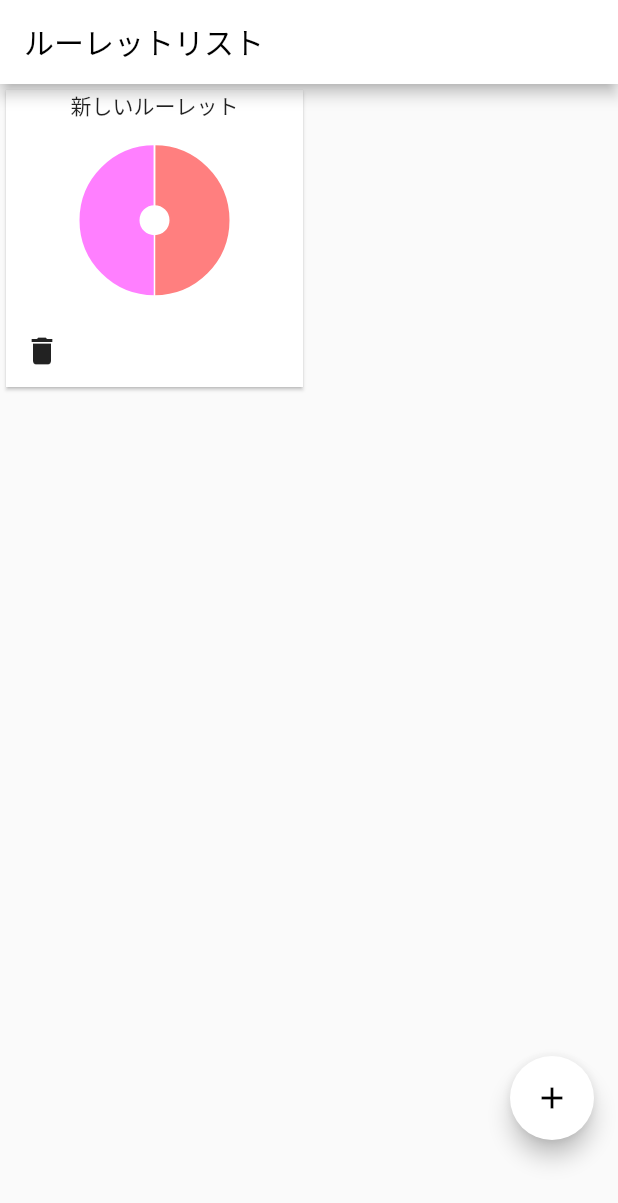
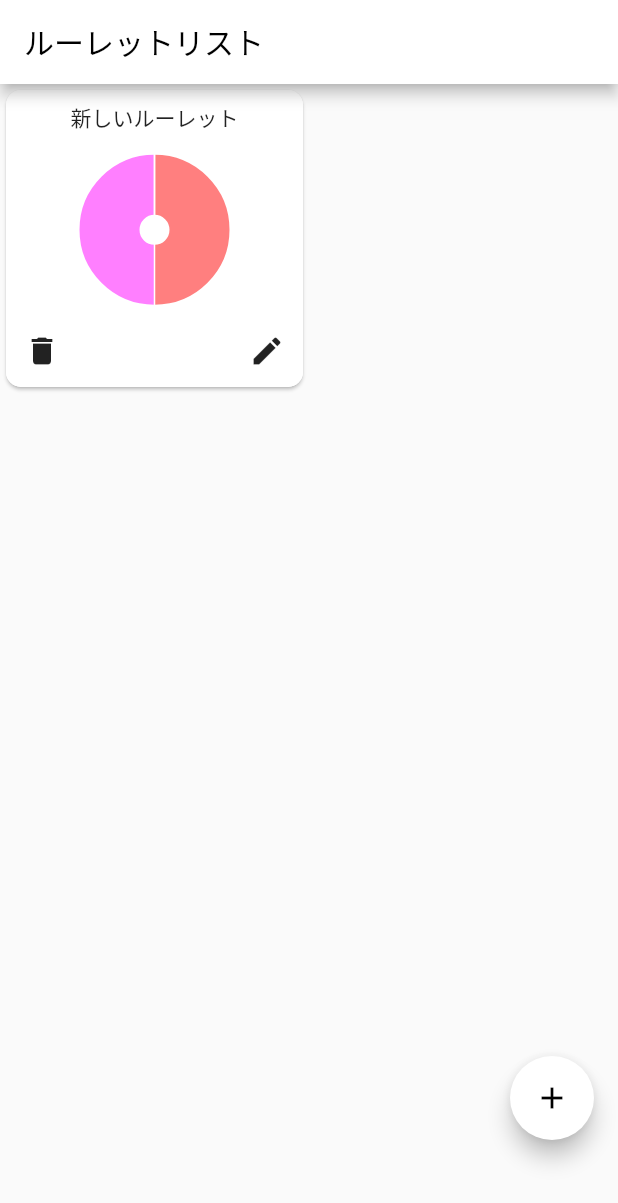
Before and after one commit to nowonmeet/app003_roulette, a Flutter app: the ListPage screen opened directly, after a tap on the "add" icon, on a phone screen of 412 x 824 dp. Shown: the top 1203 px of the screen. Run offline on Flutter 3.47's test engine with Material 2 defaults, Android fonts, the light colour scheme and no system bars; drawn by our look-alikes of google_mobile_ads; our stand-ins replace device_info_plus, fl_chart, package_info_plus, shared_preferences, sqflite; missing offline and left inert: roulette; accounts and stored records are empty; network calls fail.

Commit message:
リストから編集に遷移 リストを角丸に変更 カラー選択を角丸に変更 メニューアイコンを変更

```diff
--- a/lib/pages/listPage.dart
+++ b/lib/pages/listPage.dart
@@ -1,6 +1,7 @@
 import 'package:app003_roulette/model/PartsViewModel.dart';
 import 'package:app003_roulette/model/RouletteViewModel.dart';
 import 'package:app003_roulette/model/applocalizations.dart';
+import 'package:app003_roulette/pages/addEditPage.dart';
 import 'package:google_mobile_ads/google_mobile_ads.dart';
 import 'package:shared_preferences/shared_preferences.dart';
 import 'package:flutter/material.dart';
@@ -109,6 +110,30 @@ class _ListPageState extends State<ListPage>
     });
   }
 
+  void pushWithReloadByReturnAddEditPage(BuildContext context,index) async {//追加・編集画面に遷移する
+    final result = await Navigator.push(
+      context,
+      MaterialPageRoute<bool>(
+        builder: (BuildContext context) => AddEditPage(rouletteId: _roulettes[index]['id']),
+      ),
+    );
+    if (result == null) {
+      //帰ってきた時にresultがtrueになる
+    } else {
+      if (result) {
+        setState(() {
+          _isLoading = true;
+          _refreshJournals();
+          _getRouletteAll();
+//          _getTitle(_rouletteId);
+//          _reloadRoulette();
+        });
+      }
+    }
+  }
+
+
+
   @override
   Widget build(BuildContext context) {
     var _screenSize = MediaQuery.of(context).size;
@@ -126,7 +151,7 @@ class _ListPageState extends State<ListPage>
     );
 
 
-    Future<void> _addItem() async {
+    Future<void> _addItem() async { //ルーレット追加
       _isLoading = true;
       await RouletteViewModel.createItem(appLocalizations.getTranslatedValue(_languageCode,'newRoulette'));
 //      await RouletteViewModel.createItem('name',DateTime.now());
@@ -137,7 +162,7 @@ class _ListPageState extends State<ListPage>
       await _getRouletteAll();
     }
 
-    Future<void> _deleteItem(int id) async {
+    Future<void> _deleteItem(int id) async { //ルーレット削除
       _isLoading = true;
       await RouletteViewModel.deleteItem(id);
       await PartsViewModel.deleteRouletteItem(id);
@@ -179,7 +204,7 @@ class _ListPageState extends State<ListPage>
         context: context,
         barrierDismissible: false,
         builder: (context) {
-          return AlertDialog(
+          return AlertDialog( // ダイアログの設定
             title: Text(appLocalizations.getTranslatedValue(_languageCode,'check')),
             content: Text(appLocalizations.getTranslatedValue(_languageCode,'deleteConfirmationMessage') + _roulettes[index]['name']),
             actions: <Widget>[
@@ -231,8 +256,10 @@ class _ListPageState extends State<ListPage>
                               crossAxisCount: 2,
                               children: List.generate(
                                   _roulettes.length,
-                                  (index) => Card(
+                                  (index) => Card(//ルーレットの枠
                                         shape: RoundedRectangleBorder(
+                                          borderRadius:
+                                              BorderRadius.circular(10.0),
                                           side: BorderSide(
                                             color: _selectedRoulette(index),
                                           ),
@@ -261,8 +288,12 @@ class _ListPageState extends State<ListPage>
                                               ),
                                               Column(
                                                 children: <Widget>[
-                                                  Text(_roulettes[index]
-                                                      ['name']),
+
+                                                  Padding(
+                                                    padding: const EdgeInsets.only(top: 8.0),
+                                                    child: Text(_roulettes[index]
+                                                        ['name']),
+                                                  ),
                                                   Expanded(
                                                     child:
                                                         FractionallySizedBox(
@@ -325,9 +356,9 @@ class _ListPageState extends State<ListPage>
                                                       ),
                                                     ),
                                                   ),
-                                                  Row(
+                                                  Row(//編集、削除ボタン
                                                     children: [
-                                                      IconButton(
+                                                      IconButton(//削除ボタン
                                                           onPressed: () {
                                                             if (_roulettes
                                                                     .length <=
@@ -339,7 +370,14 @@ class _ListPageState extends State<ListPage>
                                                             }
                                                           },
                                                           icon: const Icon(
-                                                              Icons.delete))
+                                                              Icons.delete)),
+                                                      const Expanded(child: SizedBox()),
+                                                      IconButton( //編集ボタン
+                                                          onPressed: () {
+                                                            pushWithReloadByReturnAddEditPage(context,index);
+                                                          },
+                                                          icon: const Icon(
+                                                              Icons.edit)),
                                                     ],
                                                   ),
                                                 ],
--- a/lib/pages/roulettePage.dart
+++ b/lib/pages/roulettePage.dart
@@ -219,7 +219,7 @@ class _RoulettePageState extends State<RoulettePage>
     }
   }
 
-  void pushWithReloadByReturnAddEditPage(BuildContext context) async {
+  void pushWithReloadByReturnAddEditPage(BuildContext context) async {//追加・編集画面に遷移する
     final result = await Navigator.push(
       context,
       MaterialPageRoute<bool>(
@@ -366,7 +366,7 @@ class _RoulettePageState extends State<RoulettePage>
                             _rouletteResult = '';
                             pushWithReloadByReturnListPage(context);
                           },
-                          icon: const Icon(Icons.list),
+                          icon: Image.asset('lib/assets/menu_icon.png'),
                           iconSize: 48,
                         ),
                         IconButton(
--- a/pubspec.yaml
+++ b/pubspec.yaml
@@ -75,6 +75,7 @@ flutter:
   #　↓画像データを追加する
   assets:
     - lib/assets/
+    - lib/assets/menu_icon.png
 
   # To add assets to your application, add an assets section, like this:
   # assets:
```
Also changed, not shown: lib/pages/colorSelectPage.dart (+13 -6 lines), lib/assets/menu_icon.png (added), 1 other file.
